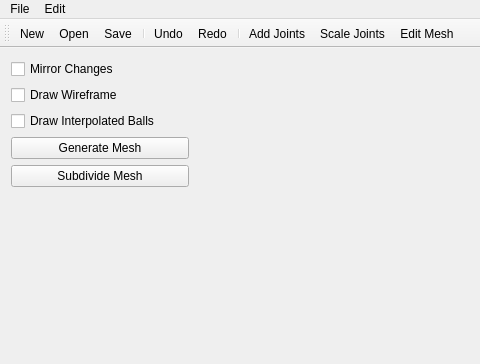
First picture: the form in mainwindow.ui, repository evanw/cs224final, before the edit; both pictures show x 0 to 480 and y 0 to 364 of the 800 by 600 pixel window.
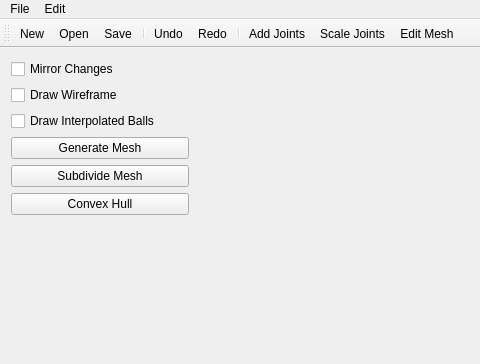
Second picture: the form after the edit. Icons and pictures are not drawn. Custom widgets are drawn as their Qt base class.

```diff
--- a/mainwindow.ui
+++ b/mainwindow.ui
@@ -77,6 +77,13 @@
          </property>
         </widget>
        </item>
+       <item>
+        <widget class="QPushButton" name="convexHull">
+         <property name="text">
+          <string>Convex Hull</string>
+         </property>
+        </widget>
+       </item>
        <item>
         <widget class="QWidget" name="emptySpace" native="true">
          <property name="sizePolicy">
```
Left out of the diff: 49 changed lines with no effect on the pictures.
